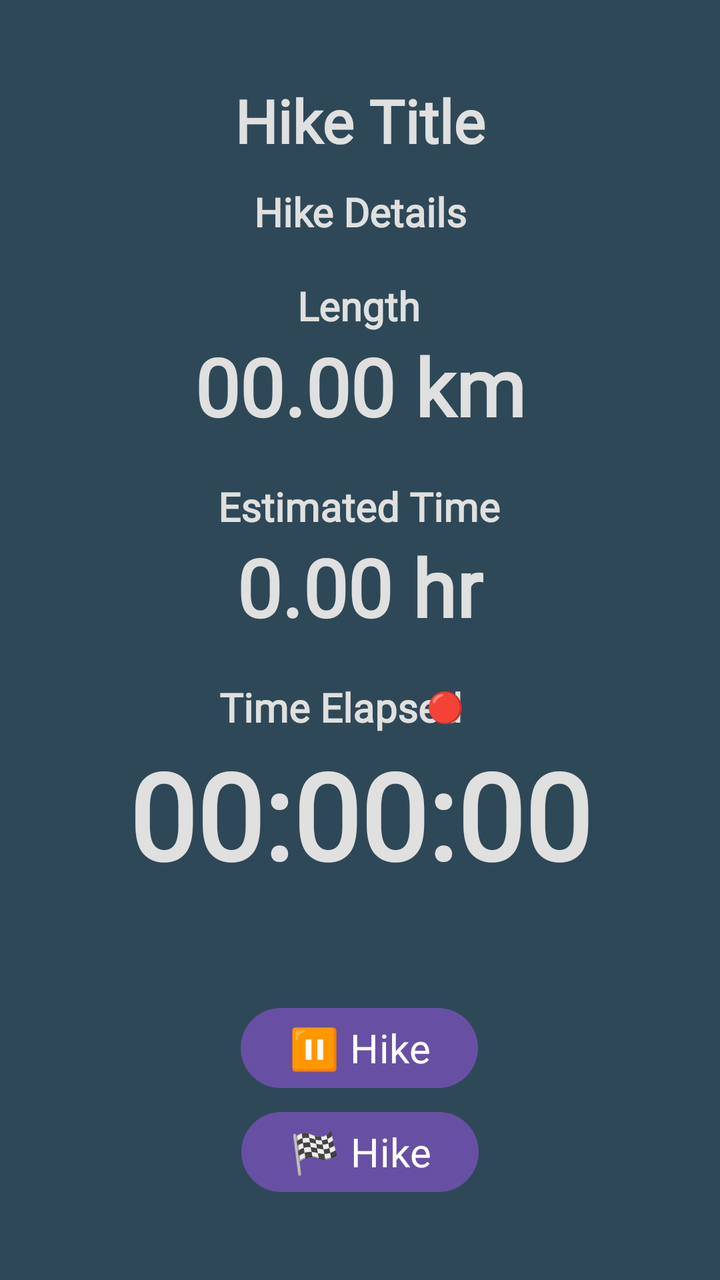
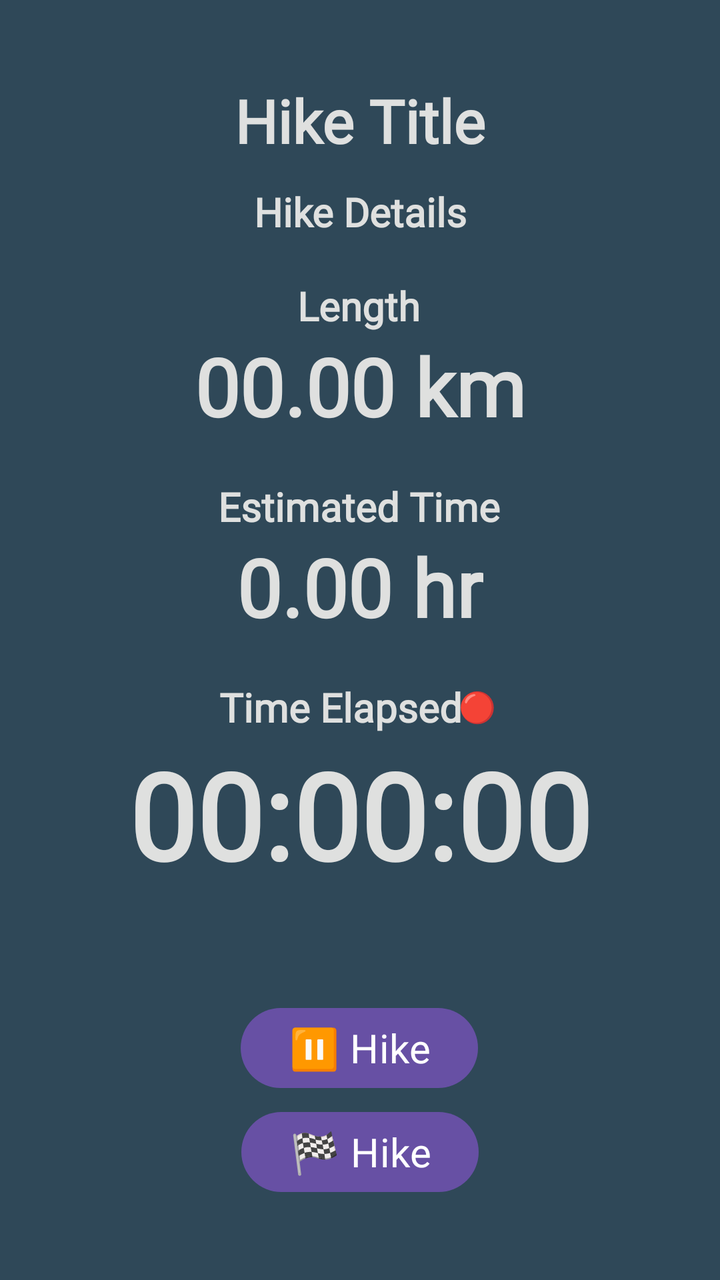

The first picture is an Android layout as it rendered before a commit; the second is the same layout after the commit. The layout source and the unified diff follow.
<!-- AndroidManifest.xml: application theme Theme.Hikelowna -->
<!-- res/layout/activity_hike.xml -->
<?xml version="1.0" encoding="utf-8"?>
<androidx.constraintlayout.widget.ConstraintLayout xmlns:android="http://schemas.android.com/apk/res/android"
    xmlns:app="http://schemas.android.com/apk/res-auto"
    xmlns:tools="http://schemas.android.com/tools"
    android:id="@+id/main"
    android:layout_width="match_parent"
    android:layout_height="match_parent"
    android:background="@color/darkslategrey"
    tools:context=".HikeActivity">

    <TextView
        android:id="@+id/timeElapsedTitle"
        android:layout_width="wrap_content"
        android:layout_height="wrap_content"
        android:layout_marginTop="20dp"
        android:fontFamily="@font/nexalight"
        android:paddingHorizontal="20dp"
        android:text="@string/timeElapsedTitle"
        android:textAlignment="center"
        android:textColor="@color/gainsboro"
        android:textSize="20sp"
        android:textStyle="bold"
        app:layout_constraintEnd_toEndOf="parent"
        app:layout_constraintHorizontal_bias="0.452"
        app:layout_constraintStart_toStartOf="parent"
        app:layout_constraintTop_toBottomOf="@+id/hikeEstimatedTimeText" />

    <TextView
        android:id="@+id/hikeTitle"
        android:layout_width="wrap_content"
        android:layout_height="wrap_content"
        android:layout_marginTop="40dp"
        android:fontFamily="@font/nexaheavy"
        android:paddingHorizontal="20dp"
        android:text="@string/hikeTitle"
        android:textAlignment="center"
        android:textColor="@color/gainsboro"
        android:textSize="30sp"
        android:textStyle="bold"
        app:layout_constraintEnd_toEndOf="parent"
        app:layout_constraintStart_toStartOf="parent"
        app:layout_constraintTop_toTopOf="parent" />

    <TextView
        android:id="@+id/hikeDetails"
        android:layout_width="wrap_content"
        android:layout_height="wrap_content"
        android:layout_marginTop="12dp"
        android:fontFamily="@font/nexalight"
        android:paddingHorizontal="20dp"
        android:text="@string/hikeDetails"
        android:textAlignment="center"
        android:textColor="@color/gainsboro"
        android:textSize="20sp"
        android:textStyle="bold"
        app:layout_constraintEnd_toEndOf="parent"
        app:layout_constraintStart_toStartOf="parent"
        app:layout_constraintTop_toBottomOf="@+id/hikeTitle" />

    <TextView
        android:id="@+id/hikeLengthTitle"
        android:layout_width="wrap_content"
        android:layout_height="wrap_content"
        android:layout_marginTop="20dp"
        android:fontFamily="@font/nexalight"
        android:paddingHorizontal="20dp"
        android:text="@string/hikeLengthTitle"
        android:textAlignment="center"
        android:textColor="@color/gainsboro"
        android:textSize="20sp"
        android:textStyle="bold"
        app:layout_constraintEnd_toEndOf="parent"
        app:layout_constraintHorizontal_bias="0.498"
        app:layout_constraintStart_toStartOf="parent"
        app:layout_constraintTop_toBottomOf="@+id/hikeDetails" />

    <TextView
        android:id="@+id/hikeLengthText"
        android:layout_width="wrap_content"
        android:layout_height="wrap_content"
        android:layout_marginTop="0dp"
        android:fontFamily="@font/nexaheavy"
        android:paddingHorizontal="20dp"
        android:text="@string/hikeLengthText"
        android:textAlignment="center"
        android:textColor="@color/gainsboro"
        android:textSize="40sp"
        android:textStyle="bold"
        app:layout_constraintEnd_toEndOf="parent"
        app:layout_constraintStart_toStartOf="parent"
        app:layout_constraintTop_toBottomOf="@+id/hikeLengthTitle" />

    <TextView
        android:id="@+id/hikeEstimatedTimeTitle"
        android:layout_width="wrap_content"
        android:layout_height="wrap_content"
        android:layout_marginTop="20dp"
        android:fontFamily="@font/nexalight"
        android:paddingHorizontal="20dp"
        android:text="@string/hikeEstimatedTimeTitle"
        android:textAlignment="center"
        android:textColor="@color/gainsboro"
        android:textSize="20sp"
        android:textStyle="bold"
        app:layout_constraintEnd_toEndOf="parent"
        app:layout_constraintHorizontal_bias="0.497"
        app:layout_constraintStart_toStartOf="parent"
        app:layout_constraintTop_toBottomOf="@+id/hikeLengthText" />

    <TextView
        android:id="@+id/hikeTimer"
        android:layout_width="wrap_content"
        android:layout_height="wrap_content"
        android:fontFamily="@font/nexaheavy"
        android:paddingHorizontal="20dp"
        android:text="@string/hikeTimer"
        android:textAlignment="center"
        android:textColor="@color/gainsboro"
        android:textSize="60dp"
        android:textStyle="bold"
        app:layout_constraintEnd_toEndOf="parent"
        app:layout_constraintStart_toStartOf="parent"
        app:layout_constraintTop_toBottomOf="@+id/timeElapsedTitle" />

    <TextView
        android:id="@+id/hikeEstimatedTimeText"
        android:layout_width="wrap_content"
        android:layout_height="wrap_content"
        android:layout_marginTop="0dp"
        android:fontFamily="@font/nexaheavy"
        android:paddingHorizontal="20dp"
        android:text="@string/hikeEstimatedTimeText"
        android:textAlignment="center"
        android:textColor="@color/gainsboro"
        android:textSize="40sp"
        android:textStyle="bold"
        app:layout_constraintEnd_toEndOf="parent"
        app:layout_constraintStart_toStartOf="parent"
        app:layout_constraintTop_toBottomOf="@+id/hikeEstimatedTimeTitle" />

    <TextView
        android:id="@+id/hikeTimerInfo"
        android:layout_width="wrap_content"
        android:layout_height="wrap_content"
        android:layout_marginTop="3dp"
        android:layout_marginEnd="108dp"
        android:fontFamily="@font/nexaheavy"
        android:paddingHorizontal="20dp"
        android:text="@string/redCircle"
        android:textAlignment="center"
        android:textColor="@color/gainsboro"
        android:textSize="15dp"
        android:textStyle="bold"
        app:layout_constraintEnd_toEndOf="parent"
        app:layout_constraintTop_toTopOf="@+id/timeElapsedTitle" />

    <Button
        android:id="@+id/finishHikeButton"
        android:layout_width="wrap_content"
        android:layout_height="wrap_content"
        android:layout_marginBottom="40dp"
        android:fontFamily="@font/nexaheavy"
        android:text="@string/finishHike"
        android:textSize="20sp"
        app:layout_constraintBottom_toBottomOf="parent"
        app:layout_constraintEnd_toEndOf="parent"
        app:layout_constraintStart_toStartOf="parent" />

    <Button
        android:id="@+id/pauseHikeButton"
        android:layout_width="wrap_content"
        android:layout_height="wrap_content"
        android:layout_marginBottom="4dp"
        android:fontFamily="@font/nexaheavy"
        android:text="@string/pauseHike"
        android:textSize="20sp"
        app:layout_constraintBottom_toTopOf="@+id/finishHikeButton"
        app:layout_constraintEnd_toEndOf="parent"
        app:layout_constraintHorizontal_bias="0.498"
        app:layout_constraintStart_toStartOf="parent" />
</androidx.constraintlayout.widget.ConstraintLayout>
<!-- resources referenced by this layout -->
<resources>
  <color name="darkslategrey">#2f4858</color>
  <color name="gainsboro">#dfe0df</color>
  <string name="finishHike">🏁 Hike</string>
  <string name="hikeDetails">Hike Details</string>
  <string name="hikeEstimatedTimeText">0.00 hr</string>
  <string name="hikeEstimatedTimeTitle">Estimated Time</string>
  <string name="hikeLengthText">00.00 km</string>
  <string name="hikeLengthTitle">Length</string>
  <string name="hikeTimer">00:00:00</string>
  <string name="hikeTitle">Hike Title</string>
  <string name="pauseHike">⏸️ Hike</string>
  <string name="redCircle">🔴</string>
  <string name="timeElapsedTitle">Time Elapsed</string>
  <style name="Theme.Hikelowna" parent="Base.Theme.Hikelowna" />
  <style name="Base.Theme.Hikelowna" parent="Theme.Material3.DayNight.NoActionBar">
          
          
      </style>
</resources>

<!-- the commit's change to res/layout/activity_hike.xml (unified diff, before → after) -->
@@ -143,7 +143,7 @@
         android:layout_width="wrap_content"
         android:layout_height="wrap_content"
         android:layout_marginTop="3dp"
-        android:layout_marginEnd="108dp"
+        android:layout_marginEnd="92dp"
         android:fontFamily="@font/nexaheavy"
         android:paddingHorizontal="20dp"
         android:text="@string/redCircle"
